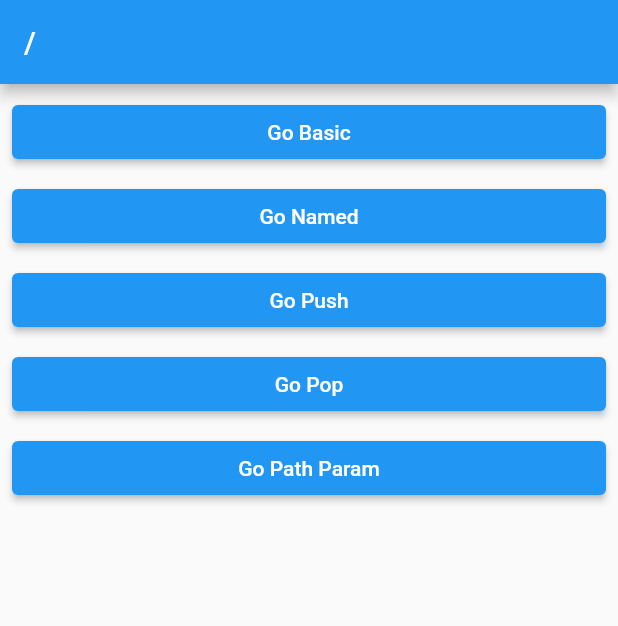
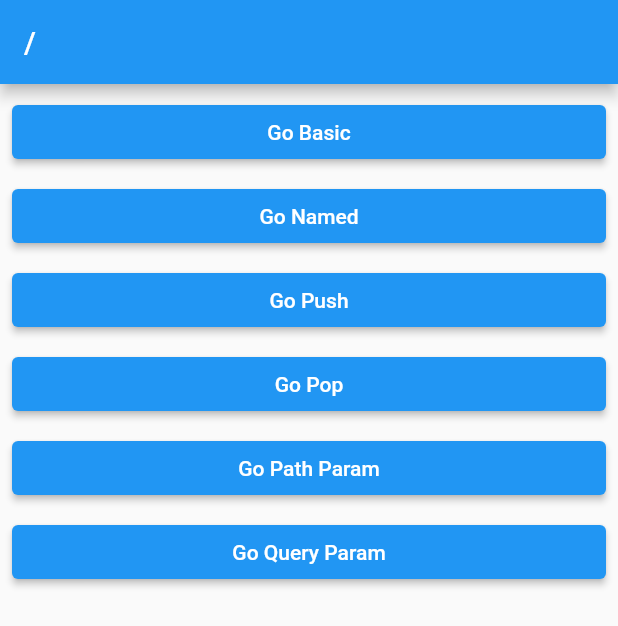
Before and after one commit to bulkyCHOI/go_route_v7, a Flutter app: the screen it shows after launch, on a phone screen of 412 x 824 dp. Shown: the top 626 px of the screen. Run offline on Flutter 3.47's test engine with Material 2 defaults, Android fonts, the phone set to English and light mode, and no system bars; our stand-ins replace go_router.

Commit message:
230901 | 섹션13-8 Query Parameters

```diff
--- a/lib/route/router.dart
+++ b/lib/route/router.dart
@@ -4,6 +4,7 @@ import 'package:go_route_v7/screen/3_push_screen.dart';
 import 'package:go_route_v7/screen/4_pop_base_screen.dart';
 import 'package:go_route_v7/screen/5_pop_return_screen.dart';
 import 'package:go_route_v7/screen/6_path_param_screen.dart';
+import 'package:go_route_v7/screen/7_query_parameter_screen.dart';
 import 'package:go_route_v7/screen/root_screen.dart';
 import 'package:go_router/go_router.dart';
 
@@ -60,8 +61,16 @@ final router = GoRouter(
               path: ':name',
               builder: (context, state) {
                 return PathParamScreen();
-                  })
-            ]),
+              },
+            ),
+          ],
+        ),
+        GoRoute(
+          path: 'query_param',
+          builder: (context, state) {
+            return QueryParameterScreen();
+          },
+        ),
       ],
     ),
   ],
--- a/lib/screen/root_screen.dart
+++ b/lib/screen/root_screen.dart
@@ -47,6 +47,13 @@ class RootScreen extends StatelessWidget {
             },
             child: Text('Go Path Param'),
           ),
+          SizedBox(height: 8.0,),
+          ElevatedButton(
+            onPressed: () {
+              context.go('/query_param');
+            },
+            child: Text('Go Query Param'),
+          ),
         ],
       ),
     );
```
Also changed, not shown: lib/screen/7_query_parameter_screen.dart (added, +32 -0 lines). Lines whose indentation alone changed are shown as unchanged.
